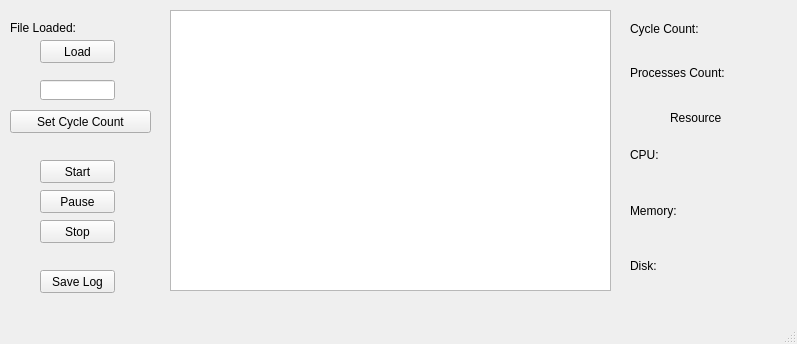
This is cmsc312GUI.ui in JustinHoyle/CMSC312Project_JustinHoyle as Qt 5 draws it before an edit. The edited form follows.
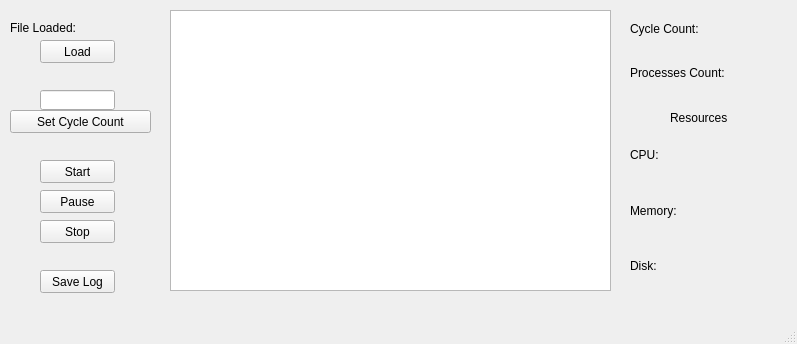
This is the edited form.

```diff
--- a/cmsc312GUI.ui
+++ b/cmsc312GUI.ui
@@ -31,7 +31,7 @@
     <property name="geometry">
      <rect>
       <x>40</x>
-      <y>80</y>
+      <y>90</y>
       <width>75</width>
       <height>20</height>
      </rect>
@@ -178,7 +178,7 @@
      <rect>
       <x>670</x>
       <y>110</y>
-      <width>51</width>
+      <width>71</width>
       <height>16</height>
      </rect>
     </property>
```
Left out of the diff: 2 changed lines with no effect on the pictures.
